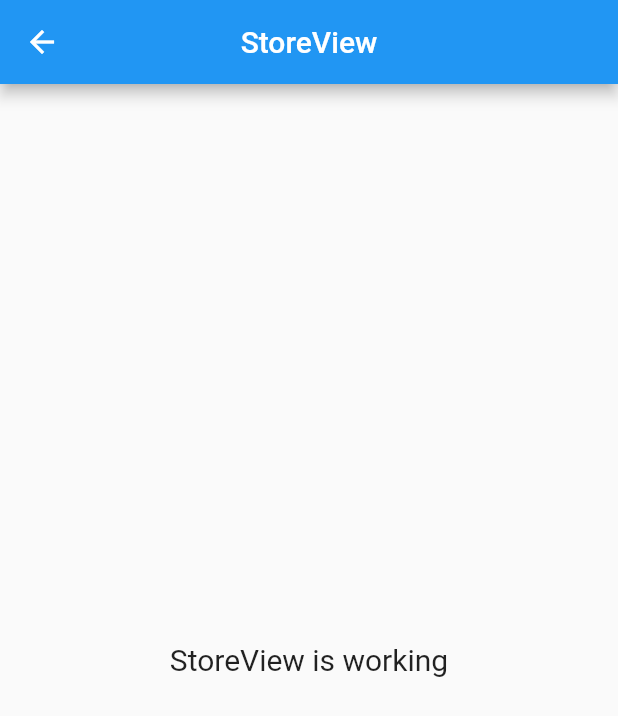
After one commit to tush23/flutter_application, a Flutter app: the StoreView screen opened by its route, on a phone screen of 412 x 824 dp. The commit adds this screen. Shown: the top 716 px of the screen. Run offline on Flutter 3.47's test engine with Material 2 defaults, Android fonts, the phone set to English and light mode, and no system bars; our stand-ins replace get.

Commit message:
store added

```diff
--- /dev/null
+++ b/lib/app/modules/store/views/store_view.dart
@@ -0,0 +1,23 @@
+import 'package:flutter/material.dart';
+
+import 'package:get/get.dart';
+
+import 'package:flutter_application_for_git_profile/app/modules/store/controllers/store_controller.dart';
+
+class StoreView extends GetView<StoreController> {
+  @override
+  Widget build(BuildContext context) {
+    return Scaffold(
+      appBar: AppBar(
+        title: Text('StoreView'),
+        centerTitle: true,
+      ),
+      body: Center(
+        child: Text(
+          'StoreView is working',
+          style: TextStyle(fontSize: 20),
+        ),
+      ),
+    );
+  }
+}
--- a/lib/app/routes/app_pages.dart
+++ b/lib/app/routes/app_pages.dart
@@ -16,6 +16,8 @@ import 'package:flutter_application_for_git_profile/app/modules/profile/bindings
 import 'package:flutter_application_for_git_profile/app/modules/profile/views/profile_view.dart';
 import 'package:flutter_application_for_git_profile/app/modules/signup/bindings/signup_binding.dart';
 import 'package:flutter_application_for_git_profile/app/modules/signup/views/signup_view.dart';
+import 'package:flutter_application_for_git_profile/app/modules/store/bindings/store_binding.dart';
+import 'package:flutter_application_for_git_profile/app/modules/store/views/store_view.dart';
 import 'package:flutter_application_for_git_profile/app/modules/tr/bindings/tr_binding.dart';
 import 'package:flutter_application_for_git_profile/app/modules/tr/views/tr_view.dart';
 import 'package:flutter_application_for_git_profile/app/modules/try_1/bindings/try_1_binding.dart';
@@ -88,5 +90,10 @@ class AppPages {
       page: () => ProfileView(),
       binding: ProfileBinding(),
     ),
+    GetPage(
+      name: _Paths.STORE,
+      page: () => StoreView(),
+      binding: StoreBinding(),
+    ),
   ];
 }
--- a/lib/app/routes/app_routes.dart
+++ b/lib/app/routes/app_routes.dart
@@ -12,6 +12,7 @@ abstract class Routes {
   static const TRY_1 = _Paths.TRY_1;
   static const TR = _Paths.TR;
   static const PROFILE = _Paths.PROFILE;
+  static const STORE = _Paths.STORE;
 }
 
 abstract class _Paths {
@@ -26,4 +27,5 @@ abstract class _Paths {
   static const TRY_1 = '/try-1';
   static const TR = '/tr';
   static const PROFILE = '/profile';
+  static const STORE = '/store';
 }
```
Also changed, not shown: lib/app/modules/store/bindings/store_binding.dart (added, +12 -0 lines), lib/app/modules/store/controllers/store_controller.dart (added, +14 -0 lines).
